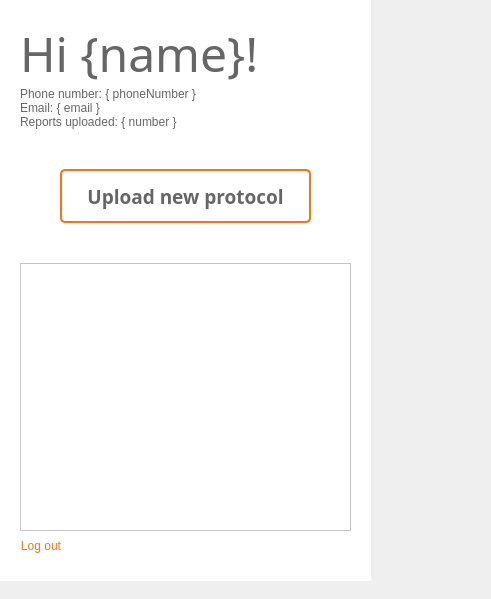
The window that userpanel.ui (Ph4sm4/FinelogApp) describes before a commit, drawn with Qt 5.
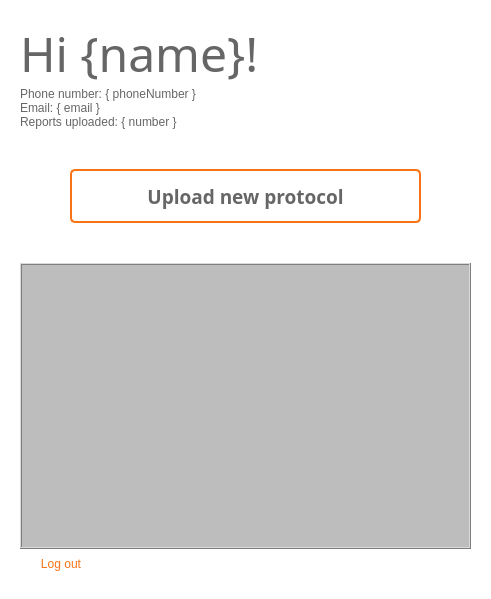
The same window after the commit. Icons and pictures are not drawn.

Commit message: user panel ui works

```diff
--- a/userpanel.ui
+++ b/userpanel.ui
@@ -13,15 +13,24 @@
   <property name="windowTitle">
    <string>Form</string>
   </property>
+  <layout class="QVBoxLayout" name="verticalLayout_6">
+   <property name="spacing">
+    <number>0</number>
+   </property>
+   <property name="leftMargin">
+    <number>0</number>
+   </property>
+   <property name="topMargin">
+    <number>0</number>
+   </property>
+   <property name="rightMargin">
+    <number>0</number>
+   </property>
+   <property name="bottomMargin">
+    <number>0</number>
+   </property>
+   <item>
   <widget class="QStackedWidget" name="pagination">
-   <property name="geometry">
-    <rect>
-     <x>0</x>
-     <y>0</y>
-     <width>371</width>
-     <height>581</height>
-    </rect>
-   </property>
    <property name="styleSheet">
     <string notr="true">&lt;?xml version=&quot;1.0&quot; encoding=&quot;UTF-8&quot;?&gt;
 &lt;ui version=&quot;4.0&quot;&gt;
@@ -99,6 +108,12 @@
      </property>
      <item>
       <layout class="QHBoxLayout" name="horizontalLayout">
+         <property name="leftMargin">
+          <number>0</number>
+         </property>
+         <property name="rightMargin">
+          <number>0</number>
+         </property>
        <item>
         <layout class="QVBoxLayout" name="verticalLayout_2">
          <item>
@@ -163,6 +178,12 @@
        </item>
        <item>
         <widget class="QPushButton" name="settingsButton">
+           <property name="sizePolicy">
+            <sizepolicy hsizetype="Fixed" vsizetype="Fixed">
+             <horstretch>0</horstretch>
+             <verstretch>0</verstretch>
+            </sizepolicy>
+           </property>
          <property name="styleSheet">
           <string notr="true">QPushButton {
 background-color: white;
@@ -217,8 +238,8 @@
 background-color: transparent;
 border: 2px solid rgb(249, 115, 22);
 height: 50px;
-margin-left: 40%;
-margin-right: 40%;
+margin-left: 50%;
+margin-right: 50%;
 border-radius: 5px;
 color: rgb(102, 102, 102);
 }</string>
@@ -245,7 +266,61 @@
       </spacer>
      </item>
      <item>
-      <widget class="QScrollArea" name="scroll_list">
+        <widget class="QScrollArea" name="scrollArea">
+         <property name="sizePolicy">
+          <sizepolicy hsizetype="Minimum" vsizetype="Minimum">
+           <horstretch>0</horstretch>
+           <verstretch>0</verstretch>
+          </sizepolicy>
+         </property>
+         <property name="maximumSize">
+          <size>
+           <width>99999</width>
+           <height>300</height>
+          </size>
+         </property>
+         <property name="styleSheet">
+          <string notr="true">QScrollArea {
+background-color: rgb(189, 189, 189)
+}
+QScrollBar:vertical {
+        border: none;
+        background-color: #F5F5F5;
+        width: 10px;
+        margin: 0px;
+    }
+
+    QScrollBar::handle:vertical {
+        background-color: #BBBBBB;
+        min-height: 20px;
+        border-radius: 5px;
+    }
+
+    QScrollBar::handle:vertical:hover {
+        background-color: #999999;
+    }
+
+    QScrollBar::sub-page:vertical, QScrollBar::add-page:vertical {
+        background-color: none;
+    }
+
+    QScrollBar::up-arrow:vertical, QScrollBar::down-arrow:vertical {
+        background: none;
+    }
+
+    QScrollBar::add-line:vertical, QScrollBar::sub-line:vertical {
+        background: none;
+    }</string>
+         </property>
+         <property name="frameShape">
+          <enum>QFrame::Box</enum>
+         </property>
+         <property name="frameShadow">
+          <enum>QFrame::Raised</enum>
+         </property>
+         <property name="lineWidth">
+          <number>1</number>
+         </property>
        <property name="widgetResizable">
         <bool>true</bool>
        </property>
@@ -254,10 +329,16 @@
          <rect>
           <x>0</x>
           <y>0</y>
-          <width>329</width>
-          <height>208</height>
-         </rect>
-        </property>
+            <width>447</width>
+            <height>126</height>
+           </rect>
+          </property>
+          <property name="styleSheet">
+           <string notr="true">QWidget {
+background-color: rgb(189, 189, 189)
+}</string>
+          </property>
+          <layout class="QVBoxLayout" name="verticalLayout_5"/>
        </widget>
       </widget>
      </item>
@@ -269,6 +350,12 @@
        <property name="sizeConstraint">
         <enum>QLayout::SetMinimumSize</enum>
        </property>
+         <property name="leftMargin">
+          <number>20</number>
+         </property>
+         <property name="rightMargin">
+          <number>20</number>
+         </property>
        <item>
         <widget class="QPushButton" name="logoutButton">
          <property name="maximumSize">
@@ -522,6 +609,8 @@
     </layout>
    </widget>
   </widget>
+   </item>
+  </layout>
  </widget>
  <resources>
   <include location="Images.qrc"/>
```
Lines whose indentation alone changed are shown as unchanged. The commit also changes 3 other files.
